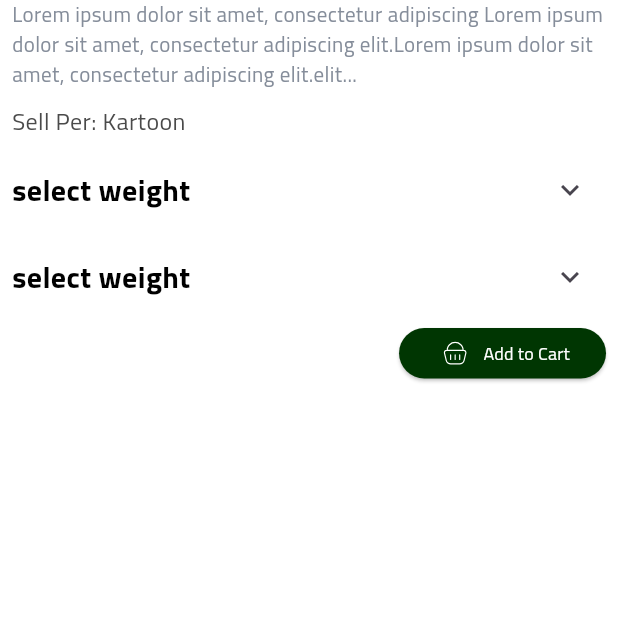
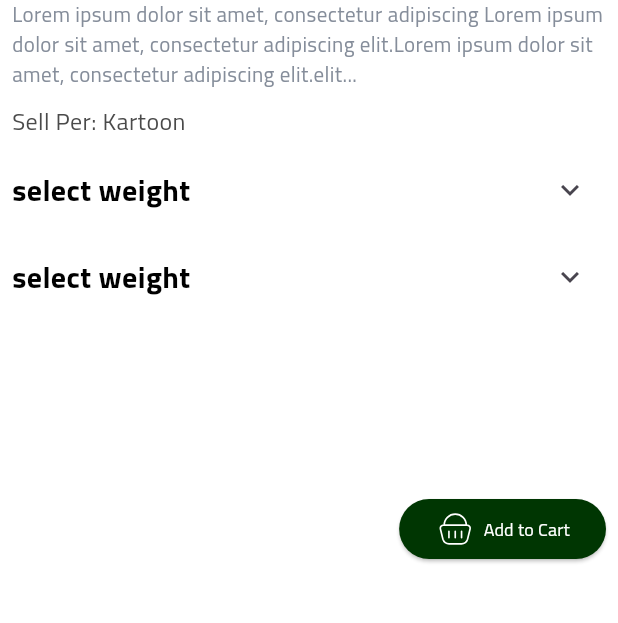
Before and after one commit to AyaNasserEzat/market, a Flutter app: the SallerProductView screen opened by its route, after a tap on "Product Name", on a phone screen of 412 x 824 dp, the part 542-1165 px from its top. Run offline on Flutter 3.47's test engine with Material 3 defaults, Android fonts, the phone set to English and light mode, and no system bars; our stand-ins replace flutter_screenutil, flutter_svg, go_router, pin_code_fields, timeline_tile.

Commit message:
product details  view changes

```diff
--- a/lib/feature/home/presentaion/views/product_details_view.dart
+++ b/lib/feature/home/presentaion/views/product_details_view.dart
@@ -37,6 +37,7 @@ SizedBox(width: 10,)
             ProductNameSection(),
             SelectWeightSection(),
             SelectWeightSection(),
+            SizedBox(height: 100,),
             Row(
               mainAxisAlignment: MainAxisAlignment.end,
               children: [
--- a/lib/feature/home/presentaion/views/saller_product_view.dart
+++ b/lib/feature/home/presentaion/views/saller_product_view.dart
@@ -9,6 +9,7 @@ import 'package:pure_soft/core/utils/text_style.dart';
 import 'package:pure_soft/feature/home/presentaion/views/widgets/category_list_view.dart';
 
 import 'package:pure_soft/feature/home/presentaion/views/widgets/custom_product_container.dart';
+import 'package:pure_soft/feature/home/presentaion/views/widgets/products_list_view.dart';
 import 'package:pure_soft/feature/home/presentaion/views/widgets/saller_card.dart';
 
 class SallerProductView extends StatelessWidget {
@@ -28,8 +29,10 @@ class SallerProductView extends StatelessWidget {
         title: Text(AppStrings.appTitle, style: CustomTextStyle.poppins),
         actions: [Icon(Icons.search, color: AppColor.green, size: 40)],
       ),
-      body: SingleChildScrollView(
-        child: Padding(
+      body: CustomScrollView(
+        slivers: [
+          SliverToBoxAdapter(
+            child: Padding(
           padding: const EdgeInsets.all(8.0),
           child: Column(
             spacing: 10,
@@ -43,7 +46,7 @@ class SallerProductView extends StatelessWidget {
                   fontSize: 18,
                 ),
               ),
-              SizedBox(height: 130.h, child: CategoryListView()),
+              CategoryListView(),
               Row(
                 mainAxisAlignment: MainAxisAlignment.spaceBetween,
                 children: [
@@ -56,11 +59,15 @@ class SallerProductView extends StatelessWidget {
                   SvgPicture.asset(AppAssetes.arrowProducts)
                 ],
               ),
-              CustomProductContainer(),
-               CustomProductContainer(),
+
+
             ],
           ),
         ),
+          ),
+              ProductsListView(),
+        ]
+        ,
       ),
     );
   }
--- a/lib/feature/home/presentaion/views/widgets/add_to_cart_btn.dart
+++ b/lib/feature/home/presentaion/views/widgets/add_to_cart_btn.dart
@@ -11,8 +11,7 @@ class AddToCartBtn extends StatelessWidget {
   @override
   Widget build(BuildContext context) {
     return  SizedBox(
-      width: 144.w,
-      height: 38.h,
+
       child: ElevatedButton(
         onPressed: (){},
         style: ElevatedButton.styleFrom(
@@ -24,7 +23,7 @@ class AddToCartBtn extends StatelessWidget {
         ),
         child: Row(
           children: [
-            SvgPicture.asset(AppAssetes.bassketIon,width: 28.w,height: 18.h,),
+            SvgPicture.asset(AppAssetes.bassketIon,width: 28.w,height: 25.h,),
             Text("  Add to Cart", style: CustomTextStyle.simebold12),
           ],
         ),
--- a/lib/feature/home/presentaion/views/widgets/category.dart
+++ b/lib/feature/home/presentaion/views/widgets/category.dart
@@ -1,6 +1,6 @@
 import 'package:flutter/material.dart';
 import 'package:flutter/widgets.dart';
-import 'package:flutter_screenutil/flutter_screenutil.dart';
+
 import 'package:pure_soft/core/utils/app_color.dart';
 
 class Category extends StatelessWidget {
@@ -9,8 +9,7 @@ final String image;
   @override
   Widget build(BuildContext context) {
     return  Container(
-        width: 90.w,
-          height: 100.h,
+
           decoration: BoxDecoration(
             color: AppColor.white,
             borderRadius: BorderRadius.circular(16),
--- a/lib/feature/home/presentaion/views/widgets/category_list_view.dart
+++ b/lib/feature/home/presentaion/views/widgets/category_list_view.dart
@@ -9,12 +9,15 @@ class CategoryListView extends StatelessWidget {
 
   @override
   Widget build(BuildContext context) {
-    return  ListView.separated(
+    bool isLandScape=MediaQuery.of(context).orientation==Orientation.landscape;
+    return  SizedBox(
+      height: 130,
+      child: ListView.separated(
                   scrollDirection: Axis.horizontal,
                   itemBuilder: (context,index){
 
                   return Column(
-                  spacing: 5.dm,
+                    spacing: 5,
                     children: [
                       //CustomgategoryContainr(image: "assets/images/fruits.png"),
                       Category(image: "assets/images/fruits.png"),
@@ -22,7 +25,8 @@ class CategoryListView extends StatelessWidget {
                     ],
                   );
                 }, separatorBuilder: (context,index){
-                return SizedBox(width: 10.w,);
-              }, itemCount: 4);
+                  return SizedBox(width: isLandScape?80: 15,);
+                }, itemCount: 4),
+    );
   }
 }
--- a/lib/feature/home/presentaion/views/widgets/custom_circle_container.dart
+++ b/lib/feature/home/presentaion/views/widgets/custom_circle_container.dart
@@ -1,5 +1,5 @@
 import 'package:flutter/widgets.dart';
-import 'package:flutter_screenutil/flutter_screenutil.dart';
+
 import 'package:flutter_svg/flutter_svg.dart';
 import 'package:pure_soft/core/utils/app_assets.dart';
 import 'package:pure_soft/core/utils/app_color.dart';
@@ -10,8 +10,8 @@ class CustomCircleContainer extends StatelessWidget {
   @override
   Widget build(BuildContext context) {
     return  Container(
-      height: 82.h,
-      width: 82.w,
+      height: 82,
+      width: 82,
       decoration: BoxDecoration(
         color: AppColor.white,
         shape: BoxShape.circle,
--- a/lib/feature/home/presentaion/views/widgets/custom_container.dart
+++ b/lib/feature/home/presentaion/views/widgets/custom_container.dart
@@ -48,7 +48,7 @@ class CustomContainer extends StatelessWidget {
                         Text("Saller Name ",style: CustomTextStyle.titilliumWebBoldBlack19,),
 
                         Image.asset(AppAssetes.offerIcon),
-                        SizedBox(width:90,),
+                        SizedBox(width:80,),
                          Text("4.5",style: CustomTextStyle.regularTitilliumWeb16,),
                       ],
                     ),
@@ -73,13 +73,13 @@ class CustomContainer extends StatelessWidget {
                         ),
                         CircleAvatar(backgroundColor: AppColor.gray2, radius: 3),
                         Text("  Pizaa  ", style: CustomTextStyle.regular.copyWith(color: AppColor.blue)),
-                    SizedBox(width: 90,),
+                    SizedBox(width: 70,),
                       Text("23 KM ",style: CustomTextStyle.regularArial.copyWith(color: AppColor.green38),),
 
                                          SvgPicture.asset(
                         AppAssetes.locationIcon,
-                        width: 18.w,
-                        height: 18.h,
+                        width: 18,
+                        height: 18,
                       ),
 
                       ],
--- a/lib/feature/home/presentaion/views/widgets/custom_product_container.dart
+++ b/lib/feature/home/presentaion/views/widgets/custom_product_container.dart
@@ -1,5 +1,5 @@
 import 'package:flutter/material.dart';
-import 'package:flutter_screenutil/flutter_screenutil.dart';
+
 import 'package:go_router/go_router.dart';
 import 'package:pure_soft/core/utils/app_assets.dart';
 import 'package:pure_soft/core/utils/app_color.dart';
@@ -15,9 +15,10 @@ class CustomProductContainer extends StatelessWidget {
       onTap: () {
         context.push("/productDetails");
       },
+      child: Padding(
+        padding: const EdgeInsets.only(right: 8.0,left: 8),
         child: Container(
-          width: 412.w,
-          height: 104.h,
+
             decoration: BoxDecoration(
               color: AppColor.white,
               borderRadius: BorderRadius.circular(24),
@@ -32,6 +33,7 @@ class CustomProductContainer extends StatelessWidget {
                 children: [
             CustomCircleContainer(),
                   Column(
+                    spacing: 4,
                     mainAxisAlignment: MainAxisAlignment.spaceBetween,
                     children: [
                       Row(
@@ -53,8 +55,8 @@ class CustomProductContainer extends StatelessWidget {
 
                  Container(
 
-                width: 102.w,
-                height: 22.h,
+                  width: 102,
+                  height: 22,
                   decoration: BoxDecoration(
                     color: AppColor.pink,
                     borderRadius: BorderRadius.circular(50)
@@ -63,7 +65,7 @@ class CustomProductContainer extends StatelessWidget {
                  )
                     ],
                   ),
-                SizedBox(width: 70.w,),
+         Spacer(),
                   CircleAvatar(
                     backgroundColor: AppColor.green,
                     radius: 25,
@@ -72,6 +74,7 @@ class CustomProductContainer extends StatelessWidget {
               ),
             ),
           ),
+      ),
     );
   }
 }
--- /dev/null
+++ b/lib/feature/home/presentaion/views/widgets/products_list_view.dart
@@ -0,0 +1,20 @@
+
+import 'package:flutter/material.dart';
+import 'package:pure_soft/feature/home/presentaion/views/widgets/custom_product_container.dart';
+
+class ProductsListView extends StatelessWidget {
+  const ProductsListView({super.key});
+
+  @override
+  Widget build(BuildContext context) {
+    final screenHeight = MediaQuery.of(context).size.height;
+    return    SliverList.separated(
+            itemCount: 10,
+            itemBuilder: (context, index) {
+              return CustomProductContainer();
+            },
+            separatorBuilder: (context, index) =>
+                SizedBox(height: screenHeight * .02),
+          );
+  }
+}
--- a/lib/feature/home/presentaion/views/widgets/saller_card.dart
+++ b/lib/feature/home/presentaion/views/widgets/saller_card.dart
@@ -11,20 +11,22 @@ class SallerCard extends StatelessWidget {
   @override
   Widget build(BuildContext context) {
     return Container(
-       width: 412.w,
-        height: 110.h,
       decoration: BoxDecoration(
         color: AppColor.white,
         borderRadius: BorderRadius.circular(24),
         boxShadow: [
-            BoxShadow(color: AppColor.grey65.withOpacity(0.25), blurRadius: 4,offset: Offset(0, 0)),
+          BoxShadow(
+            color: AppColor.grey65.withOpacity(0.25),
+            blurRadius: 4,
+            offset: Offset(0, 0),
+          ),
         ],
       ),
       child: Padding(
         padding: const EdgeInsets.all(8.0),
-          child:Row(
+        child: Row(
           spacing: 10,
-            crossAxisAlignment: CrossAxisAlignment.start,
+          //crossAxisAlignment: CrossAxisAlignment.start,
           children: [
             CustomCircleContainer(),
 
@@ -32,9 +34,16 @@ class SallerCard extends StatelessWidget {
               spacing: 10,
               crossAxisAlignment: CrossAxisAlignment.start,
               children: [
+                Row(
+                  children: [
                     Text("saller name", style: CustomTextStyle.TitilliumWebBold16),
+                        SizedBox(width: 110,),
+                Image.asset(AppAssetes.offer,),
+                  ],
+                ),
+
                 Text(
-            "Delivery :40 to 60 Min",
+                  "Delivery : 40 to 60 Min",
                   style: CustomTextStyle.regularTitilliumWeb,
                 ),
                 Row(
@@ -55,20 +64,17 @@ class SallerCard extends StatelessWidget {
                     CircleAvatar(backgroundColor: AppColor.gray2, radius: 3),
                     Text(
                       "  4.5  ",
-                style: CustomTextStyle.regular.copyWith(color: AppColor.blue),
+                      style: CustomTextStyle.regular.copyWith(
+                        color: AppColor.blue,
+                      ),
                     ),
                   ],
                 ),
               ],
             ),
-      SizedBox(width: 90.w,),
-    Image.asset(AppAssetes.offer,width: 40.w,)
-
-
-
-          ])
+          ],
         ),
-
+      ),
     );
   }
 }
```
Lines whose indentation alone changed are shown as unchanged.
